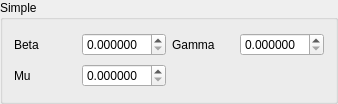
Qt form epipy/ui/view/sirssimplegroupbox.ui (ckaus/EpiPy) before a commit.
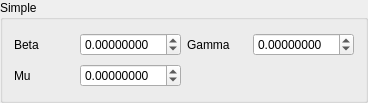
The same form after that commit.

The edit to the form file:
```diff
--- a/epipy/ui/view/sirssimplegroupbox.ui
+++ b/epipy/ui/view/sirssimplegroupbox.ui
@@ -6,8 +6,8 @@
    <rect>
     <x>0</x>
     <y>0</y>
-    <width>338</width>
-    <height>104</height>
+    <width>368</width>
+    <height>103</height>
    </rect>
   </property>
   <property name="windowTitle">
@@ -27,10 +27,13 @@
    <item row="0" column="1">
     <widget class="QDoubleSpinBox" name="beta_spin_box">
      <property name="decimals">
-      <number>6</number>
+      <number>8</number>
      </property>
      <property name="minimum">
-      <double>0.000000000000000</double>
+      <double>-99.000000000000000</double>
+     </property>
+     <property name="maximum">
+      <double>99.000000000000000</double>
      </property>
      <property name="singleStep">
       <double>0.000001000000000</double>
@@ -47,7 +50,13 @@
    <item row="0" column="3">
     <widget class="QDoubleSpinBox" name="gamma_spin_box">
      <property name="decimals">
-      <number>6</number>
+      <number>8</number>
+     </property>
+     <property name="minimum">
+      <double>-99.000000000000000</double>
+     </property>
+     <property name="maximum">
+      <double>99.000000000000000</double>
      </property>
      <property name="singleStep">
       <double>0.000001000000000</double>
@@ -64,7 +73,13 @@
    <item row="1" column="1">
     <widget class="QDoubleSpinBox" name="mu_spin_box">
      <property name="decimals">
-      <number>6</number>
+      <number>8</number>
+     </property>
+     <property name="minimum">
+      <double>-99.000000000000000</double>
+     </property>
+     <property name="maximum">
+      <double>99.000000000000000</double>
      </property>
      <property name="singleStep">
       <double>0.000001000000000</double>
```
